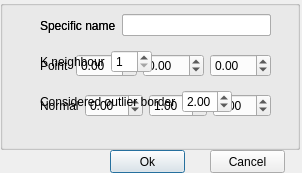
Old version of the form src/new_outl_filter.ui in the repository spektrof/SurfaceFromCloud.
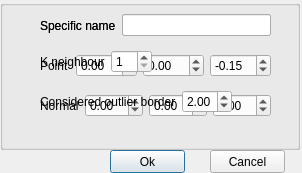
New version of the form.

The edit to the form file:
```diff
--- a/src/new_outl_filter.ui
+++ b/src/new_outl_filter.ui
@@ -106,7 +106,7 @@
         <double>-99.000000000000000</double>
        </property>
        <property name="value">
-        <double>1.000000000000000</double>
+        <double>0.000000000000000</double>
        </property>
       </widget>
      </item>
@@ -164,6 +164,9 @@
        <property name="singleStep">
         <double>0.010000000000000</double>
        </property>
+       <property name="value">
+        <double>-0.150000000000000</double>
+       </property>
       </widget>
      </item>
     </layout>
```
Left out of the diff: 3 changed lines with no effect on the pictures.
